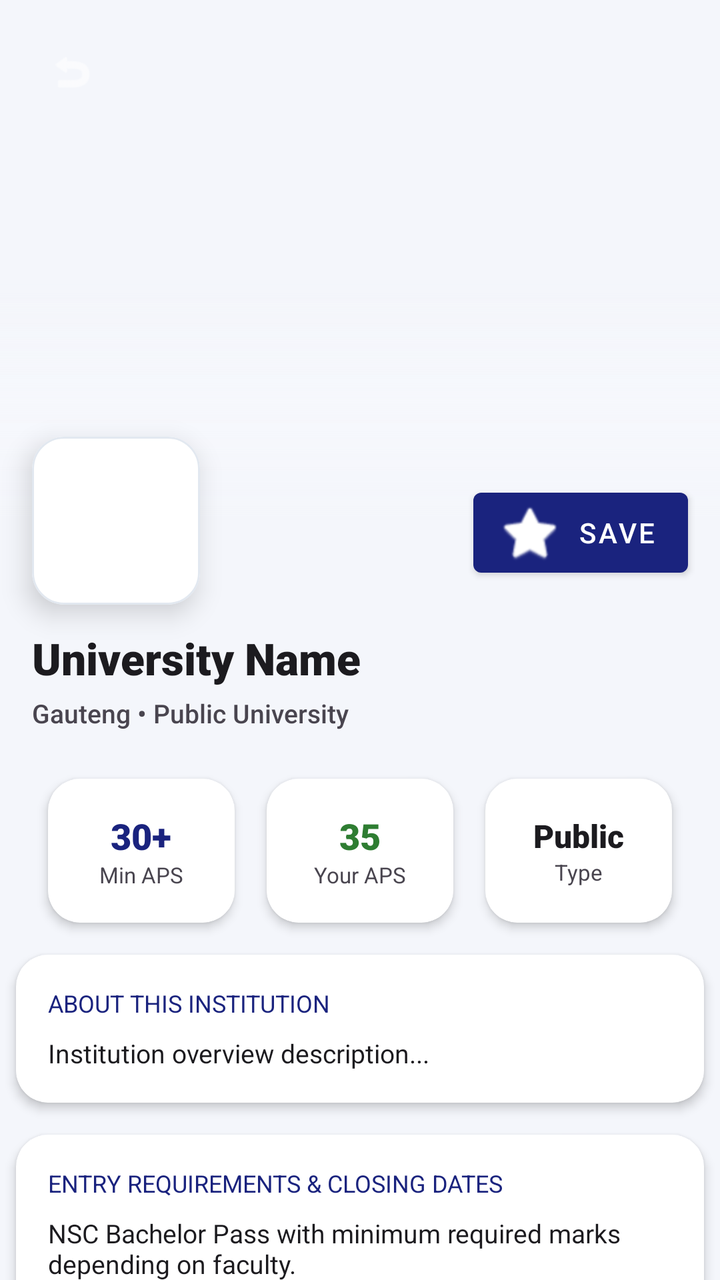
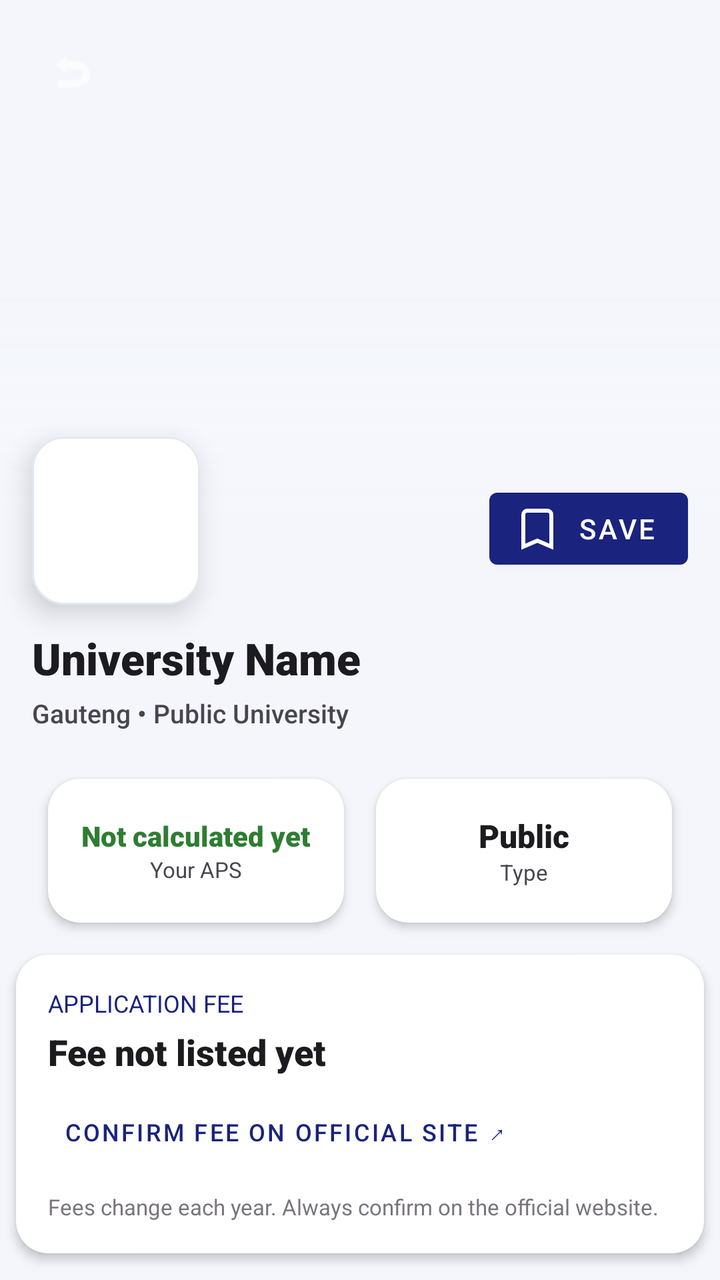

An Android layout rendered at two revisions. The XML below is the earlier revision; the diff shows what the commit changed to produce the second picture.
<!-- AndroidManifest.xml: application theme Theme.UniPathSA -->
<!-- res/layout/activity_university_detail.xml -->
<?xml version="1.0" encoding="utf-8"?>
<androidx.core.widget.NestedScrollView xmlns:android="http://schemas.android.com/apk/res/android"
    xmlns:app="http://schemas.android.com/apk/res-auto"
    xmlns:tools="http://schemas.android.com/tools"
    android:layout_width="match_parent"
    android:layout_height="match_parent"
    android:background="@color/background"
    android:clipChildren="false"
    android:clipToPadding="false"
    android:fillViewport="true">

    <LinearLayout
        android:layout_width="match_parent"
        android:layout_height="wrap_content"
        android:clipChildren="false"
        android:clipToPadding="false"
        android:orientation="vertical"
        android:paddingBottom="@dimen/spacing_xl">

        
        <RelativeLayout
            android:id="@+id/rlHeroHeader"
            android:layout_width="match_parent"
            android:layout_height="260dp"
            android:clipChildren="false"
            android:clipToPadding="false">

            
            <ImageView
                android:id="@+id/ivHeroImage"
                android:layout_width="match_parent"
                android:layout_height="match_parent"
                android:scaleType="centerCrop"
                tools:ignore="ContentDescription" />

            
            <View
                android:id="@+id/vBottomGradientOverlay"
                android:layout_width="match_parent"
                android:layout_height="120dp"
                android:layout_alignParentBottom="true"
                android:background="@drawable/hero_bottom_gradient" />

            
            <LinearLayout
                android:id="@+id/llFallbackHeader"
                android:layout_width="match_parent"
                android:layout_height="match_parent"
                android:background="@drawable/gradient_header"
                android:gravity="center"
                android:orientation="vertical"
                android:visibility="gone">

                <ImageView
                    android:id="@+id/ivFallbackHeaderLogo"
                    android:layout_width="64dp"
                    android:layout_height="64dp"
                    android:src="@drawable/app_logo"
                    app:tint="@color/white"
                    tools:ignore="ContentDescription" />

                <TextView
                    android:id="@+id/tvFallbackHeaderTitle"
                    android:layout_width="wrap_content"
                    android:layout_height="wrap_content"
                    android:layout_marginTop="8dp"
                    android:fontFamily="sans-serif-black"
                    android:textColor="@color/white"
                    android:textSize="20sp" />
            </LinearLayout>

            
            <ImageView
                android:id="@+id/btnBack"
                android:layout_width="40dp"
                android:layout_height="40dp"
                android:layout_margin="@dimen/spacing_m"
                android:background="?attr/selectableItemBackgroundBorderless"
                android:padding="8dp"
                android:src="@android:drawable/ic_menu_revert"
                app:tint="@color/white"
                tools:ignore="ContentDescription" />

        </RelativeLayout>

        
        <RelativeLayout
            android:layout_width="match_parent"
            android:layout_height="wrap_content"
            android:clipChildren="false"
            android:clipToPadding="false"
            android:paddingHorizontal="@dimen/spacing_m">

            
            <com.google.android.material.card.MaterialCardView
                android:id="@+id/cvLogoCard"
                android:layout_width="84dp"
                android:layout_height="84dp"
                android:layout_marginTop="-42dp"
                android:elevation="12dp"
                app:cardBackgroundColor="@color/surface"
                app:cardCornerRadius="16dp"
                app:cardElevation="8dp"
                app:strokeColor="@color/divider"
                app:strokeWidth="1dp">

                <FrameLayout
                    android:layout_width="match_parent"
                    android:layout_height="match_parent">

                    <ImageView
                        android:id="@+id/ivUniLogoLarge"
                        android:layout_width="match_parent"
                        android:layout_height="match_parent"
                        android:padding="8dp"
                        android:scaleType="centerInside"
                        tools:ignore="ContentDescription" />

                    <TextView
                        android:id="@+id/tvFallbackLogoInitial"
                        android:layout_width="match_parent"
                        android:layout_height="match_parent"
                        android:background="@drawable/bg_badge"
                        android:gravity="center"
                        android:fontFamily="sans-serif-black"
                        android:text="U"
                        android:textColor="@color/primary"
                        android:textSize="32sp"
                        android:visibility="gone" />

                </FrameLayout>
            </com.google.android.material.card.MaterialCardView>

            
            <com.google.android.material.button.MaterialButton
                android:id="@+id/btnSaveUni"
                style="@style/Widget.MaterialComponents.Button.Icon"
                android:layout_width="wrap_content"
                android:layout_height="wrap_content"
                android:layout_alignParentEnd="true"
                android:layout_marginTop="-20dp"
                android:elevation="12dp"
                android:text="Save"
                app:elevation="8dp"
                app:icon="@android:drawable/btn_star_big_off" />

            
            <LinearLayout
                android:id="@+id/llHeaderTitleGroup"
                android:layout_width="match_parent"
                android:layout_height="wrap_content"
                android:layout_below="@id/cvLogoCard"
                android:layout_marginTop="12dp"
                android:orientation="vertical">

                <TextView
                    android:id="@+id/tvUniName"
                    android:layout_width="match_parent"
                    android:layout_height="wrap_content"
                    android:fontFamily="sans-serif-black"
                    android:text="University Name"
                    android:textColor="@color/text_primary"
                    android:textSize="22sp" />

                <LinearLayout
                    android:layout_width="match_parent"
                    android:layout_height="wrap_content"
                    android:layout_marginTop="4dp"
                    android:gravity="center_vertical"
                    android:orientation="horizontal">

                    <TextView
                        android:id="@+id/tvUniLocation"
                        android:layout_width="wrap_content"
                        android:layout_height="wrap_content"
                        android:fontFamily="sans-serif-medium"
                        android:text="Gauteng • Public University"
                        android:textColor="@color/text_secondary"
                        android:textSize="13sp" />

                    <TextView
                        android:id="@+id/tvFreeToApplyBadge"
                        android:layout_width="wrap_content"
                        android:layout_height="wrap_content"
                        android:layout_marginStart="10dp"
                        android:background="@drawable/bg_badge"
                        android:backgroundTint="@color/status_accepted_bg"
                        android:paddingHorizontal="10dp"
                        android:paddingVertical="3dp"
                        android:text="Free to apply"
                        android:textColor="@color/status_accepted_fg"
                        android:textSize="11sp"
                        android:fontFamily="sans-serif-bold"
                        android:visibility="gone"
                        tools:ignore="SmallSp" />

                </LinearLayout>

            </LinearLayout>

        </RelativeLayout>

        
        <LinearLayout
            android:id="@+id/llStatsRow"
            android:layout_width="match_parent"
            android:layout_height="wrap_content"
            android:layout_marginHorizontal="@dimen/spacing_m"
            android:layout_marginTop="@dimen/spacing_m"
            android:orientation="horizontal">

            <com.google.android.material.card.MaterialCardView
                style="@style/Widget.UniPathSA.Card"
                android:layout_width="0dp"
                android:layout_height="72dp"
                android:layout_marginEnd="4dp"
                android:layout_weight="1"
                app:cardBackgroundColor="@color/surface">
                <LinearLayout
                    android:layout_width="match_parent"
                    android:layout_height="match_parent"
                    android:gravity="center"
                    android:orientation="vertical">
                    <TextView
                        android:layout_width="wrap_content"
                        android:layout_height="wrap_content"
                        android:fontFamily="sans-serif-black"
                        android:text="30+"
                        android:textColor="@color/primary"
                        android:textSize="18sp" />
                    <TextView
                        android:layout_width="wrap_content"
                        android:layout_height="wrap_content"
                        android:text="Min APS"
                        android:textColor="@color/text_secondary"
                        android:textSize="11sp"
                        tools:ignore="SmallSp" />
                </LinearLayout>
            </com.google.android.material.card.MaterialCardView>

            <com.google.android.material.card.MaterialCardView
                style="@style/Widget.UniPathSA.Card"
                android:layout_width="0dp"
                android:layout_height="72dp"
                android:layout_marginHorizontal="2dp"
                android:layout_weight="1"
                app:cardBackgroundColor="@color/surface">
                <LinearLayout
                    android:layout_width="match_parent"
                    android:layout_height="match_parent"
                    android:gravity="center"
                    android:orientation="vertical">
                    <TextView
                        android:id="@+id/tvUserApsDisplay"
                        android:layout_width="wrap_content"
                        android:layout_height="wrap_content"
                        android:fontFamily="sans-serif-black"
                        android:text="35"
                        android:textColor="@color/status_accepted_fg"
                        android:textSize="18sp" />
                    <TextView
                        android:layout_width="wrap_content"
                        android:layout_height="wrap_content"
                        android:text="Your APS"
                        android:textColor="@color/text_secondary"
                        android:textSize="11sp"
                        tools:ignore="SmallSp" />
                </LinearLayout>
            </com.google.android.material.card.MaterialCardView>

            <com.google.android.material.card.MaterialCardView
                style="@style/Widget.UniPathSA.Card"
                android:layout_width="0dp"
                android:layout_height="72dp"
                android:layout_marginStart="4dp"
                android:layout_weight="1"
                app:cardBackgroundColor="@color/surface">
                <LinearLayout
                    android:layout_width="match_parent"
                    android:layout_height="match_parent"
                    android:gravity="center"
                    android:orientation="vertical">
                    <TextView
                        android:id="@+id/tvUniTypeShort"
                        android:layout_width="wrap_content"
                        android:layout_height="wrap_content"
                        android:fontFamily="sans-serif-black"
                        android:text="Public"
                        android:textColor="@color/text_primary"
                        android:textSize="16sp" />
                    <TextView
                        android:layout_width="wrap_content"
                        android:layout_height="wrap_content"
                        android:text="Type"
                        android:textColor="@color/text_secondary"
                        android:textSize="11sp"
                        tools:ignore="SmallSp" />
                </LinearLayout>
            </com.google.android.material.card.MaterialCardView>
        </LinearLayout>

        
        <com.google.android.material.card.MaterialCardView
            style="@style/Widget.UniPathSA.Card"
            android:layout_width="match_parent"
            android:layout_height="wrap_content"
            android:layout_marginHorizontal="@dimen/spacing_m"
            android:layout_marginTop="@dimen/spacing_s"
            app:cardBackgroundColor="@color/surface">

            <LinearLayout
                android:layout_width="match_parent"
                android:layout_height="wrap_content"
                android:orientation="vertical"
                android:padding="@dimen/spacing_m">

                <TextView
                    android:layout_width="wrap_content"
                    android:layout_height="wrap_content"
                    android:fontFamily="sans-serif-bold"
                    android:text="ABOUT THIS INSTITUTION"
                    android:textColor="@color/primary"
                    android:textSize="12sp" />

                <TextView
                    android:id="@+id/tvLongDescription"
                    android:layout_width="match_parent"
                    android:layout_height="wrap_content"
                    android:layout_marginTop="@dimen/spacing_s"
                    android:text="Institution overview description..."
                    android:textColor="@color/text_primary"
                    android:textSize="13sp" />

            </LinearLayout>
        </com.google.android.material.card.MaterialCardView>

        
        <com.google.android.material.card.MaterialCardView
            style="@style/Widget.UniPathSA.Card"
            android:layout_width="match_parent"
            android:layout_height="wrap_content"
            android:layout_marginHorizontal="@dimen/spacing_m"
            android:layout_marginTop="@dimen/spacing_s"
            app:cardBackgroundColor="@color/surface">

            <LinearLayout
                android:layout_width="match_parent"
                android:layout_height="wrap_content"
                android:orientation="vertical"
                android:padding="@dimen/spacing_m">

                <TextView
                    android:layout_width="wrap_content"
                    android:layout_height="wrap_content"
                    android:fontFamily="sans-serif-bold"
                    android:text="ENTRY REQUIREMENTS &amp; CLOSING DATES"
                    android:textColor="@color/primary"
                    android:textSize="12sp" />

                <TextView
                    android:id="@+id/tvRequirements"
                    android:layout_width="match_parent"
                    android:layout_height="wrap_content"
                    android:layout_marginTop="8dp"
                    android:text="NSC Bachelor Pass with minimum required marks depending on faculty."
                    android:textColor="@color/text_primary"
                    android:textSize="13sp" />

                <TextView
                    android:id="@+id/tvImportantDates"
                    android:layout_width="match_parent"
                    android:layout_height="wrap_content"
                    android:layout_marginTop="8dp"
                    android:text="Closing Date: 30 September"
                    android:textColor="@color/text_secondary"
                    android:textSize="12sp" />

            </LinearLayout>
        </com.google.android.material.card.MaterialCardView>

        
        <LinearLayout
            android:layout_width="match_parent"
            android:layout_height="wrap_content"
            android:layout_marginHorizontal="@dimen/spacing_m"
            android:layout_marginTop="@dimen/spacing_l"
            android:orientation="vertical">

            <com.google.android.material.button.MaterialButton
                android:id="@+id/btnVisitWebsite"
                style="@style/Widget.UniPathSA.Button"
                android:layout_width="match_parent"
                android:layout_height="@dimen/button_height"
                android:text="Visit Official Website" />

            <com.google.android.material.button.MaterialButton
                android:id="@+id/btnApplyNow"
                style="@style/Widget.UniPathSA.Button.Secondary"
                android:layout_width="match_parent"
                android:layout_height="@dimen/button_height"
                android:layout_marginTop="@dimen/spacing_s"
                android:text="Apply Now / Add Application" />

        </LinearLayout>

    </LinearLayout>
</androidx.core.widget.NestedScrollView>
<!-- resources referenced by this layout -->
<resources>
  <color name="background">#F4F6FB</color>
  <color name="divider">#E2E8F0</color>
  <color name="primary">#1A237E</color>
  <color name="status_accepted_bg">#E8F5E9</color>
  <color name="status_accepted_fg">#2E7D32</color>
  <color name="surface">#FFFFFF</color>
  <color name="text_primary">#1C1B1F</color>
  <color name="text_secondary">#49454F</color>
  <color name="white">#FFFFFFFF</color>
  <dimen name="button_height">48dp</dimen>
  <dimen name="spacing_l">24dp</dimen>
  <dimen name="spacing_m">16dp</dimen>
  <dimen name="spacing_s">8dp</dimen>
  <dimen name="spacing_xl">32dp</dimen>
  <!-- drawable app_logo (drawable) -->
  <?xml version="1.0" encoding="utf-8"?>
  <vector xmlns:android="http://schemas.android.com/apk/res/android"
      android:width="48dp"
      android:height="48dp"
      android:viewportWidth="24"
      android:viewportHeight="24">
      <path
          android:fillColor="#1A237E"
          android:pathData="M12,3L1,9L12,15L21,10.09V17H23V9M5,13.18V17.18L12,21L19,17.18V13.18L12,17L5,13.18Z" />
  </vector>
  <!-- drawable bg_badge (drawable) -->
  <?xml version="1.0" encoding="utf-8"?>
  <shape xmlns:android="http://schemas.android.com/apk/res/android"
      android:shape="rectangle">
      <corners android:radius="16dp" />
      <solid android:color="#1F1A237E" />
  </shape>
  <!-- drawable gradient_header (drawable) -->
  <?xml version="1.0" encoding="utf-8"?>
  <shape xmlns:android="http://schemas.android.com/apk/res/android">
      <gradient
          android:startColor="@color/primary_dark"
          android:endColor="@color/primary"
          android:angle="135" />
  </shape>
  <!-- drawable hero_bottom_gradient (drawable) -->
  <?xml version="1.0" encoding="utf-8"?>
  <shape xmlns:android="http://schemas.android.com/apk/res/android"
      android:shape="rectangle">
      <gradient
          android:angle="270"
          android:startColor="#00F8F9FE"
          android:centerColor="#80F8F9FE"
          android:endColor="@color/background" />
  </shape>
  <style name="Widget.UniPathSA.Button.Secondary" parent="Widget.UniPathSA.Button">
          <item name="materialThemeOverlay">@style/ThemeOverlay.UniPathSA.Button.Secondary</item>
          <item name="backgroundTint">@color/surface</item>
          <item name="android:textColor">@color/primary</item>
          <item name="strokeColor">@color/primary</item>
          <item name="strokeWidth">1dp</item>
      </style>
  <style name="Widget.UniPathSA.Card" parent="Widget.MaterialComponents.CardView">
          <item name="cardCornerRadius">@dimen/radius_l</item>
          <item name="cardElevation">@dimen/card_elevation</item>
          <item name="android:layout_margin">@dimen/spacing_s</item>
      </style>
  <color name="primary_dark">#0B1F4D</color>
  <style name="ShapeAppearance.UniPathSA.ButtonPill" parent="">
          <item name="cornerSize">@dimen/radius_pill</item>
      </style>
  <style name="ThemeOverlay.UniPathSA.Button.Secondary" parent="">
          <item name="colorPrimary">@color/surface</item>
      </style>
  <dimen name="radius_l">16dp</dimen>
  <dimen name="card_elevation">3dp</dimen>
  <color name="navy_dark">#0B1F4D</color>
  <color name="on_primary">#FFFFFF</color>
  <color name="secondary">#3949AB</color>
  <color name="secondary_dark">#00227B</color>
  <color name="on_secondary">#FFFFFF</color>
  <dimen name="radius_pill">28dp</dimen>
  <!-- unchanged entries left out for length: 2 -->
</resources>

<!-- the commit's change to res/layout/activity_university_detail.xml (unified diff, before → after) -->
@@ -142,7 +142,7 @@
                 android:elevation="12dp"
                 android:text="Save"
                 app:elevation="8dp"
-                app:icon="@android:drawable/btn_star_big_off" />
+                app:icon="@drawable/ic_bookmark_outline" />
 
             
             <LinearLayout
@@ -210,11 +210,13 @@
             android:orientation="horizontal">
 
             <com.google.android.material.card.MaterialCardView
+                android:id="@+id/cvMinApsTile"
                 style="@style/Widget.UniPathSA.Card"
                 android:layout_width="0dp"
                 android:layout_height="72dp"
                 android:layout_marginEnd="4dp"
                 android:layout_weight="1"
+                android:visibility="gone"
                 app:cardBackgroundColor="@color/surface">
                 <LinearLayout
                     android:layout_width="match_parent"
@@ -222,6 +224,7 @@
                     android:gravity="center"
                     android:orientation="vertical">
                     <TextView
+                        android:id="@+id/tvMinApsValue"
                         android:layout_width="wrap_content"
                         android:layout_height="wrap_content"
                         android:fontFamily="sans-serif-black"
@@ -255,9 +258,9 @@
                         android:layout_width="wrap_content"
                         android:layout_height="wrap_content"
                         android:fontFamily="sans-serif-black"
-                        android:text="35"
+                        android:text="Not calculated yet"
                         android:textColor="@color/status_accepted_fg"
-                        android:textSize="18sp" />
+                        android:textSize="14sp" />
                     <TextView
                         android:layout_width="wrap_content"
                         android:layout_height="wrap_content"
@@ -318,6 +321,83 @@
                     android:layout_width="wrap_content"
                     android:layout_height="wrap_content"
                     android:fontFamily="sans-serif-bold"
+                    android:text="APPLICATION FEE"
+                    android:textColor="@color/primary"
+                    android:textSize="12sp" />
+
+                <TextView
+                    android:id="@+id/tvFeeAmountDisplay"
+                    android:layout_width="wrap_content"
+                    android:layout_height="wrap_content"
+                    android:layout_marginTop="4dp"
+                    android:fontFamily="sans-serif-black"
+                    android:text="Fee not listed yet"
+                    android:textColor="@color/text_primary"
+                    android:textSize="18sp" />
+
+                <TextView
+                    android:id="@+id/tvFeeNoteDisplay"
+                    android:layout_width="wrap_content"
+                    android:layout_height="wrap_content"
+                    android:layout_marginTop="2dp"
+                    android:text="Online rate"
+                    android:textColor="@color/text_secondary"
+                    android:textSize="12sp"
+                    android:visibility="gone" />
+
+                <TextView
+                    android:id="@+id/tvFeeMetaDisplay"
+                    android:layout_width="wrap_content"
+                    android:layout_height="wrap_content"
+                    android:layout_marginTop="2dp"
+                    android:text="Applies to: 2025 • Last checked: 15 Jan"
+                    android:textColor="@color/text_tertiary"
+                    android:textSize="11sp"
+                    android:visibility="gone"
+                    tools:ignore="SmallSp" />
+
+                <com.google.android.material.button.MaterialButton
+                    android:id="@+id/btnConfirmFeeSite"
+                    style="@style/Widget.MaterialComponents.Button.TextButton"
+                    android:layout_width="wrap_content"
+                    android:layout_height="wrap_content"
+                    android:layout_marginTop="4dp"
+                    android:text="Confirm fee on official site ↗"
+                    android:textColor="@color/primary"
+                    android:textSize="12sp" />
+
+                <TextView
+                    android:layout_width="match_parent"
+                    android:layout_height="wrap_content"
+                    android:layout_marginTop="6dp"
+                    android:fontFamily="sans-serif"
+                    android:text="Fees change each year. Always confirm on the official website."
+                    android:textColor="@color/text_tertiary"
+                    android:textSize="11sp"
+                    tools:ignore="SmallSp" />
+
+            </LinearLayout>
+        </com.google.android.material.card.MaterialCardView>
+
+        
+        <com.google.android.material.card.MaterialCardView
+            style="@style/Widget.UniPathSA.Card"
+            android:layout_width="match_parent"
+            android:layout_height="wrap_content"
+            android:layout_marginHorizontal="@dimen/spacing_m"
+            android:layout_marginTop="@dimen/spacing_s"
+            app:cardBackgroundColor="@color/surface">
+
+            <LinearLayout
+                android:layout_width="match_parent"
+                android:layout_height="wrap_content"
+                android:orientation="vertical"
+                android:padding="@dimen/spacing_m">
+
+                <TextView
+                    android:layout_width="wrap_content"
+                    android:layout_height="wrap_content"
+                    android:fontFamily="sans-serif-bold"
                     android:text="ABOUT THIS INSTITUTION"
                     android:textColor="@color/primary"
                     android:textSize="12sp" />
<!-- resource entries referenced after the edit -->
@@ -8,6 +8,7 @@
   <color name="surface">#FFFFFF</color>
   <color name="text_primary">#1C1B1F</color>
   <color name="text_secondary">#49454F</color>
+  <color name="text_tertiary">#79747E</color>
   <color name="white">#FFFFFFFF</color>
   <dimen name="button_height">48dp</dimen>
   <dimen name="spacing_l">24dp</dimen>
@@ -50,6 +51,19 @@
           android:centerColor="#80F8F9FE"
           android:endColor="@color/background" />
   </shape>
+  <!-- drawable ic_bookmark_outline (drawable) -->
+  <?xml version="1.0" encoding="utf-8"?>
+  <vector xmlns:android="http://schemas.android.com/apk/res/android"
+      android:width="24dp"
+      android:height="24dp"
+      android:viewportWidth="24"
+      android:viewportHeight="24">
+      <path
+          android:fillColor="#00000000"
+          android:strokeColor="#79747E"
+          android:strokeWidth="2"
+          android:pathData="M17,3H7C5.9,3 5,3.9 5,5V21L12,18L19,21V5C19,3.9 18.1,3 17,3Z" />
+  </vector>
   <style name="Widget.UniPathSA.Button.Secondary" parent="Widget.UniPathSA.Button">
           <item name="materialThemeOverlay">@style/ThemeOverlay.UniPathSA.Button.Secondary</item>
           <item name="backgroundTint">@color/surface</item>
